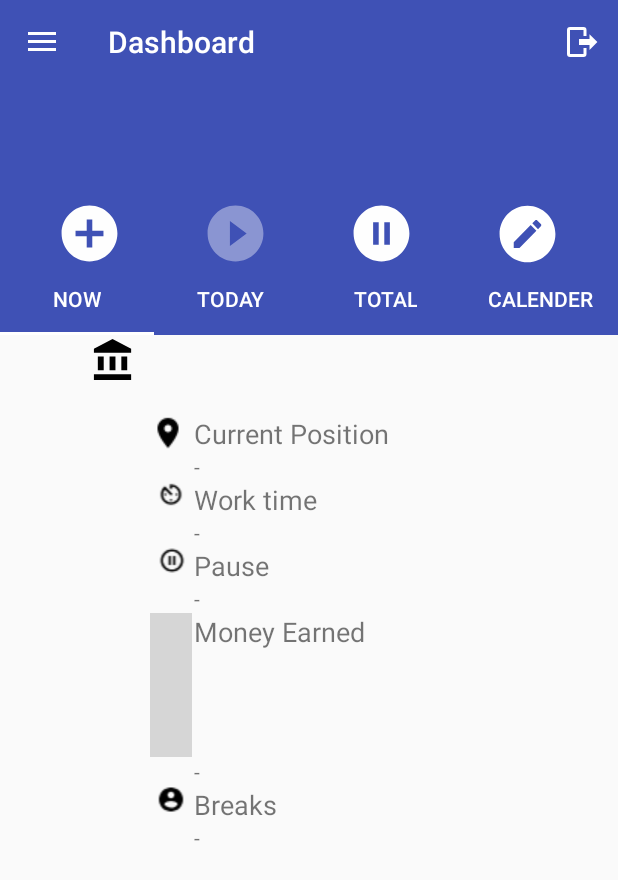
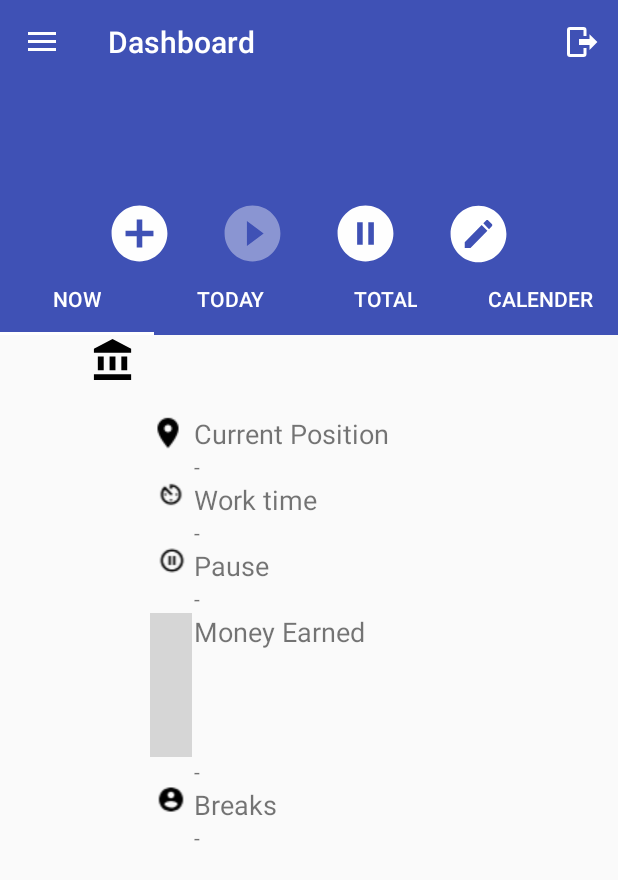
Before and after one commit to mx0c/Mobile-Computing-SS18, an Android app: the DashboardActivity screen opened directly, with no data from a screen before it, on a phone screen of 412 x 824 dp. Shown: the top 880 px of the screen. Run offline under Robolectric (Android 15) with nearby library versions, the phone set to English and light mode, and no system bars; grey boxes are pictures that could not be loaded.

Commit message:
fixed buttons in dashboard

```diff
--- a/app/src/main/java/ss18/mc/positime/utils/Constants.java
+++ b/app/src/main/java/ss18/mc/positime/utils/Constants.java
@@ -5,7 +5,7 @@ public class Constants {
     // Giuseppe PC IP 192.168.0.129
     // Lena PC IP 192.168.178.47
     // Jule 192.168.2.114
-    public static final String BASE_URL = "http://192.168.2.114:8080/api/v1/"; //CHANGE THE IP ADDRESS
+    public static final String BASE_URL = "http://192.168.0.130:8080/api/v1/"; //CHANGE THE IP ADDRESS
     public static final String TOKEN = "token";
     public static final String EMAIL = "email";
     public static final String PASSWORD = "hashed_password";
--- a/app/src/main/res/layout/activity_dashboard.xml
+++ b/app/src/main/res/layout/activity_dashboard.xml
@@ -60,15 +60,17 @@
     <LinearLayout
         android:layout_width="match_parent"
         android:layout_height="wrap_content"
-        android:orientation="horizontal">
+        android:orientation="horizontal"
+        android:gravity="center_horizontal">
+
         <View
-            android:layout_width="22dp"
+            android:layout_width="1000dp"
             android:layout_height="45dp"
 
             android:layout_marginTop="133dp"
+            android:adjustViewBounds="true"
             android:background="@color/colorPrimary"
-            android:scaleType="fitXY"
-            android:adjustViewBounds="true" />
+            android:scaleType="fitXY" />
         <ImageView
             android:layout_width="75dp"
             android:layout_height="wrap_content"
@@ -80,14 +82,6 @@
             android:scaleType="fitXY"
             android:adjustViewBounds="true" />
 
-        <View
-            android:layout_width="22dp"
-            android:layout_height="45dp"
-
-            android:layout_marginTop="133dp"
-            android:background="@color/colorPrimary"
-            android:scaleType="fitXY"
-            android:adjustViewBounds="true" />
         <ImageView
             android:id = "@+id/play_work"
         android:layout_width="75dp"
@@ -100,14 +94,7 @@
         android:background="@color/colorPrimary"
         android:scaleType="fitXY"
         android:adjustViewBounds="true"/>
-        <View
-            android:layout_width="22dp"
-            android:layout_height="45dp"
 
-            android:layout_marginTop="133dp"
-            android:background="@color/colorPrimary"
-            android:scaleType="fitXY"
-            android:adjustViewBounds="true" />
         <ImageView
             android:id = "@+id/click_pause"
             android:layout_width="75dp"
@@ -119,14 +106,7 @@
             android:background="@color/colorPrimary"
             android:scaleType="fitXY"
             android:adjustViewBounds="true"/>
-        <View
-            android:layout_width="22dp"
-            android:layout_height="45dp"
 
-            android:layout_marginTop="133dp"
-            android:background="@color/colorPrimary"
-            android:scaleType="fitXY"
-            android:adjustViewBounds="true" />
         <ImageView
             android:layout_width="75dp"
             android:layout_height="45dp"
@@ -138,14 +118,15 @@
             android:scaleType="fitXY"
             android:src="@drawable/ic_pencil_circle"
             android:tint="@color/white" />
+
         <View
-            android:layout_width="23dp"
+            android:layout_width="1000dp"
             android:layout_height="45dp"
 
             android:layout_marginTop="133dp"
+            android:adjustViewBounds="true"
             android:background="@color/colorPrimary"
-            android:scaleType="fitXY"
-            android:adjustViewBounds="true" />
+            android:scaleType="fitXY" />
 
     </LinearLayout>
     <LinearLayout
@@ -166,7 +147,7 @@
             app:tabTextColor="@color/white" />
 
         <FrameLayout
-            android:id="@+id/simpleFrameLayout"
+                    android:id="@+id/simpleFrameLayout"
             android:layout_width="match_parent"
             android:layout_height="match_parent" />
     </LinearLayout>
```
